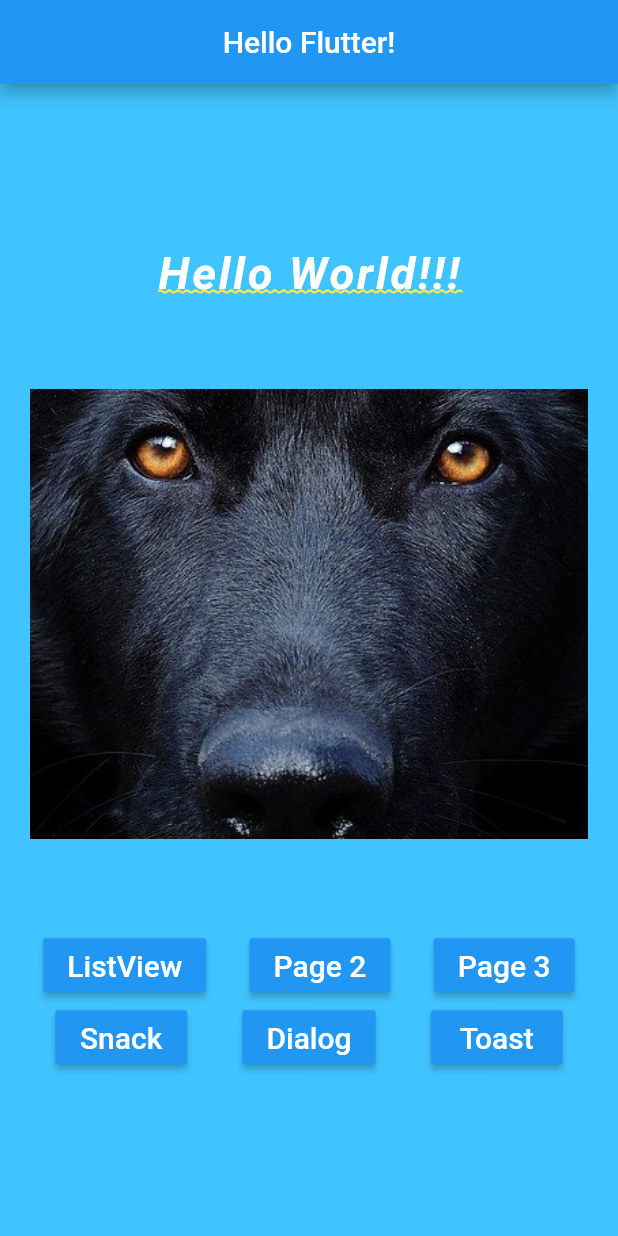
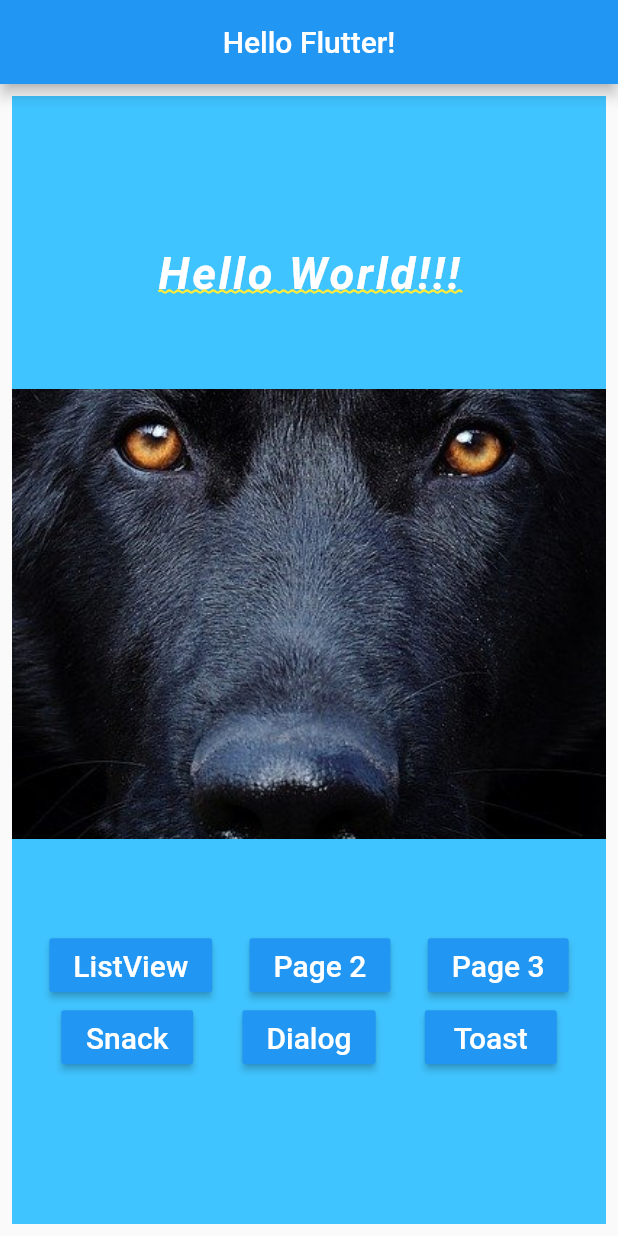
Before and after one commit to Ancora/flutterEssencialBasicWidgets, a Flutter app: the screen it shows after launch, on a phone screen of 412 x 824 dp. Run offline on Flutter 3.47's test engine with Material 2 defaults, Android fonts, the phone set to English and light mode, and no system bars.

Commit message:
044-MaterialApp/Widgets/Padding.

```diff
--- a/lib/home_page.dart
+++ b/lib/home_page.dart
@@ -13,7 +13,9 @@ class HomePage extends StatelessWidget {
   }
 
   _body() {
-    return Container(
+    return Padding(
+      padding: const EdgeInsets.all(8),
+      child: Container(
         color: Colors.lightBlueAccent,
         child: Column(
           mainAxisAlignment: MainAxisAlignment.center,
@@ -23,12 +25,13 @@ class HomePage extends StatelessWidget {
             _buttons(),
           ],
         ),
+      ),
     );
   }
 
   _pageView() {
     return Container(
-      margin: EdgeInsets.symmetric(horizontal: 20, vertical: 60),
+      margin: EdgeInsets.symmetric(vertical: 60),
       height: 300,
       child: PageView(
         children: <Widget>[
```
Lines whose indentation alone changed are shown as unchanged.
